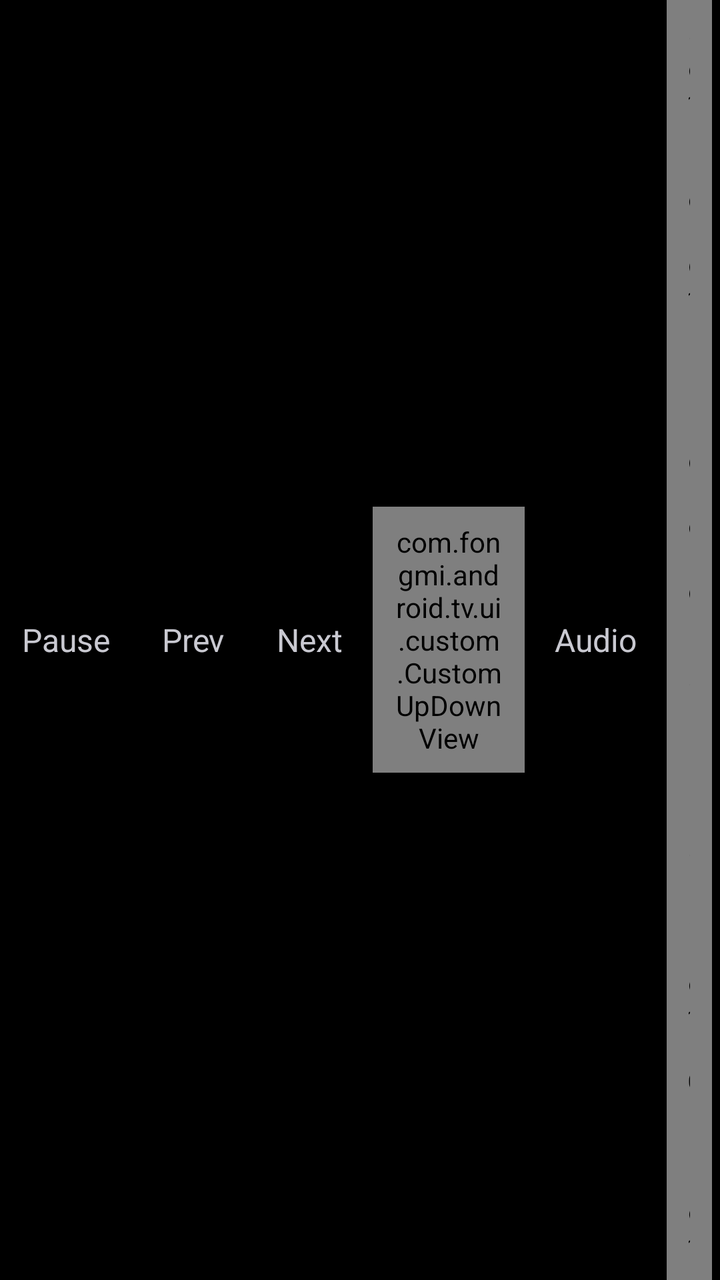
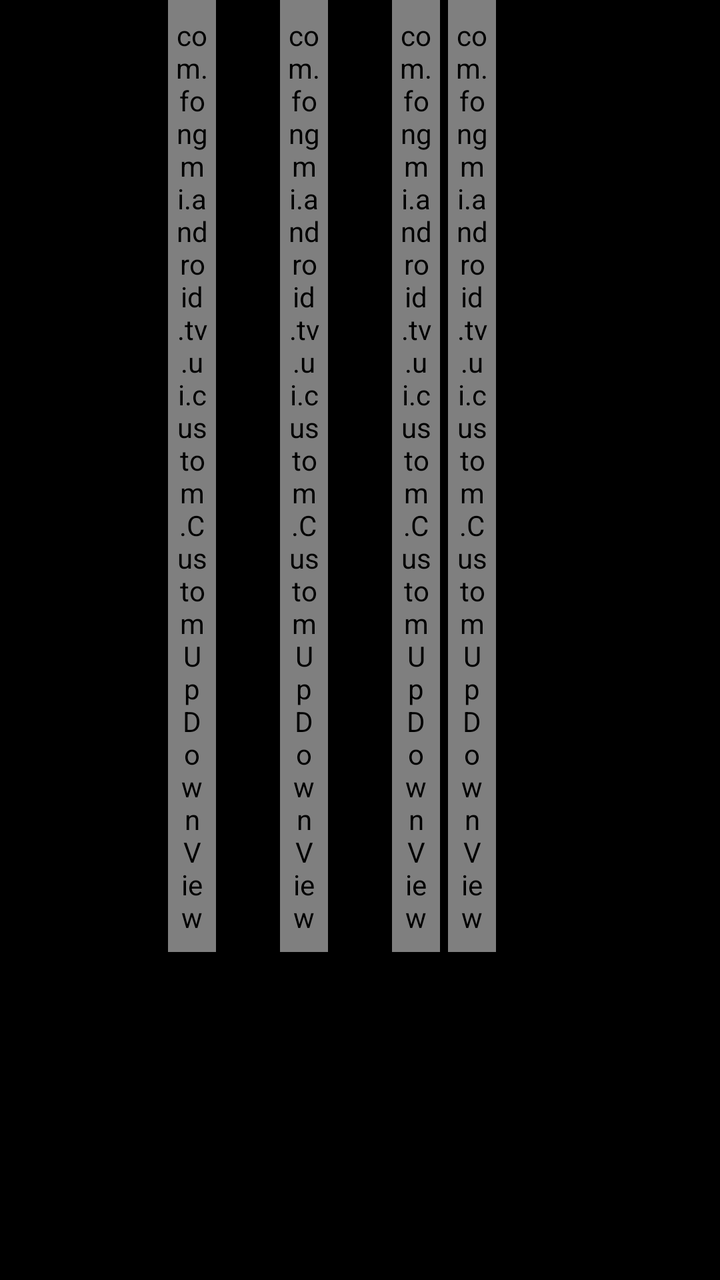

Two renders of the same Android screen: before a commit and after it. Below are the layout's source before the change and the commit's diff.
<!-- AndroidManifest.xml: another module's application theme Theme.App -->
<!-- res/layout/view_control_vod_action.xml -->
<?xml version="1.0" encoding="utf-8"?>
<androidx.appcompat.widget.LinearLayoutCompat xmlns:android="http://schemas.android.com/apk/res/android"
    xmlns:tools="http://schemas.android.com/tools"
    android:layout_width="match_parent"
    android:layout_height="wrap_content"
    android:orientation="vertical">

    
    <androidx.appcompat.widget.LinearLayoutCompat
        android:id="@+id/extra"
        android:layout_width="match_parent"
        android:layout_height="wrap_content"
        android:layout_marginBottom="8dp"
        android:gravity="center_vertical"
        android:orientation="horizontal"
        android:visibility="gone"
        tools:visibility="visible">

        <com.google.android.material.textview.MaterialTextView
            android:id="@+id/scale"
            style="@style/Control.Value"
            android:layout_marginEnd="6dp"
            android:text="@string/play_scale" />

        <com.google.android.material.textview.MaterialTextView
            android:id="@+id/decode"
            style="@style/Control.Value"
            android:layout_marginEnd="6dp"
            android:text="@string/play_decode" />

        <com.google.android.material.textview.MaterialTextView
            android:id="@+id/player"
            style="@style/Control.Value"
            android:layout_marginEnd="6dp"
            android:text="@string/play_exo" />

        <com.google.android.material.textview.MaterialTextView
            android:id="@+id/speedExtra"
            style="@style/Control"
            android:layout_marginEnd="6dp"
            android:text="@string/play_speed_setting" />

        <com.google.android.material.textview.MaterialTextView
            android:id="@+id/reset"
            style="@style/Control"
            android:layout_marginEnd="6dp"
            android:text="@string/play_reset" />

        <com.google.android.material.textview.MaterialTextView
            android:id="@+id/edition"
            style="@style/Control"
            android:layout_marginEnd="6dp"
            android:text="@string/play_edition"
            android:visibility="gone" />

        <com.google.android.material.textview.MaterialTextView
            android:id="@+id/parse"
            style="@style/Control"
            android:layout_marginEnd="6dp"
            android:text="@string/parse"
            android:visibility="gone" />

        <com.google.android.material.textview.MaterialTextView
            android:id="@+id/danmaku"
            style="@style/Control"
            android:layout_marginEnd="6dp"
            android:text="@string/danmaku"
            android:visibility="gone" />

    </androidx.appcompat.widget.LinearLayoutCompat>

    
    <androidx.appcompat.widget.LinearLayoutCompat
        android:id="@+id/main"
        android:layout_width="match_parent"
        android:layout_height="wrap_content"
        android:gravity="center_vertical"
        android:orientation="horizontal">

        <com.google.android.material.textview.MaterialTextView
            android:id="@+id/playPause"
            style="@style/Control"
            android:layout_marginEnd="4dp"
            android:text="@string/pause" />

        <com.google.android.material.textview.MaterialTextView
            android:id="@+id/prev"
            style="@style/Control"
            android:layout_marginEnd="4dp"
            android:text="@string/play_prev" />

        <com.google.android.material.textview.MaterialTextView
            android:id="@+id/next"
            style="@style/Control"
            android:layout_marginEnd="4dp"
            android:text="@string/play_next" />

        <com.fongmi.android.tv.ui.custom.CustomUpDownView
            android:id="@+id/speed"
            style="@style/Control.Value"
            android:layout_marginEnd="4dp"
            android:text="@string/play_speed" />

        <com.google.android.material.textview.MaterialTextView
            android:id="@+id/audio"
            style="@style/Control"
            android:layout_marginEnd="4dp"
            android:tag="1"
            android:text="@string/play_track_audio" />

        <com.fongmi.android.tv.ui.custom.CustomUpDownView
            android:id="@+id/text"
            style="@style/Control"
            android:layout_marginEnd="4dp"
            android:tag="3"
            android:text="@string/play_track_text" />

        <com.google.android.material.textview.MaterialTextView
            android:id="@+id/video"
            style="@style/Control"
            android:layout_marginEnd="4dp"
            android:tag="2"
            android:text="@string/play_track_video" />

        <com.fongmi.android.tv.ui.custom.CustomUpDownView
            android:id="@+id/opening"
            style="@style/Control.Value"
            android:layout_marginEnd="4dp"
            android:text="@string/play_op" />

        <com.fongmi.android.tv.ui.custom.CustomUpDownView
            android:id="@+id/ending"
            style="@style/Control.Value"
            android:layout_marginEnd="4dp"
            android:text="@string/play_ed" />

        <com.google.android.material.textview.MaterialTextView
            android:id="@+id/repeat"
            style="@style/Control"
            android:layout_marginEnd="4dp"
            android:background="@drawable/selector_chip_toggle"
            android:text="@string/play_repeat"
            android:textColor="@color/control_toggle_text" />

        <com.google.android.material.textview.MaterialTextView
            android:id="@+id/chapter"
            style="@style/Control"
            android:layout_marginEnd="4dp"
            android:text="@string/play_chapter" />

        <com.google.android.material.textview.MaterialTextView
            android:id="@+id/replay"
            style="@style/Control"
            android:layout_marginEnd="4dp"
            android:text="@string/play_replay" />

        <com.google.android.material.textview.MaterialTextView
            android:id="@+id/statsButton"
            style="@style/Control"
            android:layout_marginEnd="4dp"
            android:text="@string/play_stats" />

        <com.google.android.material.textview.MaterialTextView
            android:id="@+id/more"
            style="@style/Control"
            android:text="@string/play_more" />

    </androidx.appcompat.widget.LinearLayoutCompat>

</androidx.appcompat.widget.LinearLayoutCompat>
<!-- resources referenced by this layout -->
<resources>
  <string name="danmaku">Danmaku</string>
  <string name="parse">Parse</string>
  <string name="pause">Pause</string>
  <string name="play_chapter">Chapter</string>
  <string name="play_decode">Hard</string>
  <string name="play_ed">ED</string>
  <string name="play_edition">Title</string>
  <string name="play_exo">EXO</string>
  <string name="play_more">More</string>
  <string name="play_next">Next</string>
  <string name="play_op">OP</string>
  <string name="play_prev">Prev</string>
  <string name="play_repeat">Repeat</string>
  <string name="play_replay">Replay</string>
  <string name="play_reset">Reset</string>
  <string name="play_scale">Default</string>
  <string name="play_speed">Speed</string>
  <string name="play_speed_setting">Speed setting</string>
  <string name="play_stats">Stats</string>
  <string name="play_track_audio">Audio</string>
  <string name="play_track_text">Text</string>
  <string name="play_track_video">Video</string>
  <style name="Control">
          <item name="android:layout_width">wrap_content</item>
          <item name="android:layout_height">wrap_content</item>
          <item name="android:background">@drawable/selector_chip</item>
          <item name="android:focusable">true</item>
          <item name="android:focusableInTouchMode">true</item>
          <item name="android:paddingStart">11dp</item>
          <item name="android:paddingEnd">11dp</item>
          <item name="android:paddingTop">8dp</item>
          <item name="android:paddingBottom">8dp</item>
          <item name="android:textColor">@color/text</item>
          <item name="android:textSize">16sp</item>
      </style>
  <style name="Control.Value" parent="Control">
          <item name="android:layout_width">76dp</item>
          <item name="android:gravity">center</item>
          <item name="android:fontFeatureSettings">tnum</item>
          <item name="android:singleLine">true</item>
          <item name="android:ellipsize">end</item>
      </style>
  <style name="Theme.App" parent="Theme.Base" />
  <!-- drawable shape_chip_toggle_on_focused (drawable) -->
  <?xml version="1.0" encoding="utf-8"?>
  <shape xmlns:android="http://schemas.android.com/apk/res/android"
      android:shape="rectangle">
  
      
      <corners android:radius="16dp" />
  
      <solid android:color="@color/qbox_text" />
  
      <stroke
          android:width="1.5dp"
          android:color="@color/qbox_focus_text" />
  
  </shape>
  <color name="qbox_text">#FFFFFF</color>
  <color name="qbox_focus_text">#0B0B0F</color>
  <color name="transparent">#00000000</color>
  <color name="qbox_surface">#17171C</color>
  <style name="ThemeOverlay.QBox.Dialog" parent="ThemeOverlay.Material3.MaterialAlertDialog">
          <item name="colorSurface">@color/qbox_surface</item>
          <item name="colorSurfaceContainerHigh">@color/qbox_surface</item>
          <item name="colorSurfaceContainer">@color/qbox_surface</item>
          <item name="elevationOverlayEnabled">false</item>
      </style>
  <color name="qbox_bg">#000000</color>
  <style name="NoAnim">
          <item name="android:activityOpenEnterAnimation">@null</item>
          <item name="android:activityOpenExitAnimation">@null</item>
          <item name="android:activityCloseEnterAnimation">@null</item>
          <item name="android:activityCloseExitAnimation">@null</item>
      </style>
  <style name="QBox.BottomSheet" parent="Widget.Material3.BottomSheet">
          <item name="marginLeftSystemWindowInsets">false</item>
          <item name="marginRightSystemWindowInsets">false</item>
          <item name="marginTopSystemWindowInsets">false</item>
      </style>
  <style name="QBox.PanelAnim" parent="android:Animation.Dialog" />
  <!-- unchanged entries left out for length: 8 -->
</resources>

<!-- the commit's change to res/layout/view_control_vod_action.xml (unified diff, before → after) -->
@@ -18,19 +18,19 @@
 
         <com.google.android.material.textview.MaterialTextView
             android:id="@+id/scale"
-            style="@style/Control.Value"
+            style="@style/Control"
             android:layout_marginEnd="6dp"
             android:text="@string/play_scale" />
 
         <com.google.android.material.textview.MaterialTextView
             android:id="@+id/decode"
-            style="@style/Control.Value"
+            style="@style/Control"
             android:layout_marginEnd="6dp"
             android:text="@string/play_decode" />
 
         <com.google.android.material.textview.MaterialTextView
             android:id="@+id/player"
-            style="@style/Control.Value"
+            style="@style/Control"
             android:layout_marginEnd="6dp"
             android:text="@string/play_exo" />
 
@@ -39,6 +39,13 @@
             style="@style/Control"
             android:layout_marginEnd="6dp"
             android:text="@string/play_speed_setting" />
+
+        <com.google.android.material.textview.MaterialTextView
+            android:id="@+id/chapter"
+            style="@style/Control"
+            android:layout_marginEnd="6dp"
+            android:text="@string/play_chapter"
+            android:visibility="gone" />
 
         <com.google.android.material.textview.MaterialTextView
             android:id="@+id/reset"
@@ -97,7 +104,7 @@
 
         <com.fongmi.android.tv.ui.custom.CustomUpDownView
             android:id="@+id/speed"
-            style="@style/Control.Value"
+            style="@style/Control"
             android:layout_marginEnd="4dp"
             android:text="@string/play_speed" />
 
@@ -124,13 +131,13 @@
 
         <com.fongmi.android.tv.ui.custom.CustomUpDownView
             android:id="@+id/opening"
-            style="@style/Control.Value"
+            style="@style/Control"
             android:layout_marginEnd="4dp"
             android:text="@string/play_op" />
 
         <com.fongmi.android.tv.ui.custom.CustomUpDownView
             android:id="@+id/ending"
-            style="@style/Control.Value"
+            style="@style/Control"
             android:layout_marginEnd="4dp"
             android:text="@string/play_ed" />
 
@@ -141,12 +148,6 @@
             android:background="@drawable/selector_chip_toggle"
             android:text="@string/play_repeat"
             android:textColor="@color/control_toggle_text" />
-
-        <com.google.android.material.textview.MaterialTextView
-            android:id="@+id/chapter"
-            style="@style/Control"
-            android:layout_marginEnd="4dp"
-            android:text="@string/play_chapter" />
 
         <com.google.android.material.textview.MaterialTextView
             android:id="@+id/replay"
<!-- resource entries referenced after the edit -->
@@ -23,24 +23,22 @@
   <string name="play_track_text">Text</string>
   <string name="play_track_video">Video</string>
   <style name="Control">
-          <item name="android:layout_width">wrap_content</item>
+          <item name="android:layout_width">0dp</item>
+          <item name="android:layout_weight">1</item>
           <item name="android:layout_height">wrap_content</item>
           <item name="android:background">@drawable/selector_chip</item>
           <item name="android:focusable">true</item>
           <item name="android:focusableInTouchMode">true</item>
-          <item name="android:paddingStart">11dp</item>
-          <item name="android:paddingEnd">11dp</item>
+          <item name="android:gravity">center</item>
+          <item name="android:paddingStart">4dp</item>
+          <item name="android:paddingEnd">4dp</item>
           <item name="android:paddingTop">8dp</item>
           <item name="android:paddingBottom">8dp</item>
           <item name="android:textColor">@color/text</item>
           <item name="android:textSize">16sp</item>
-      </style>
-  <style name="Control.Value" parent="Control">
-          <item name="android:layout_width">76dp</item>
-          <item name="android:gravity">center</item>
-          <item name="android:fontFeatureSettings">tnum</item>
           <item name="android:singleLine">true</item>
           <item name="android:ellipsize">end</item>
+          <item name="android:fontFeatureSettings">tnum</item>
       </style>
   <style name="Theme.App" parent="Theme.Base" />
   <!-- drawable shape_chip_toggle_on_focused (drawable) -->
